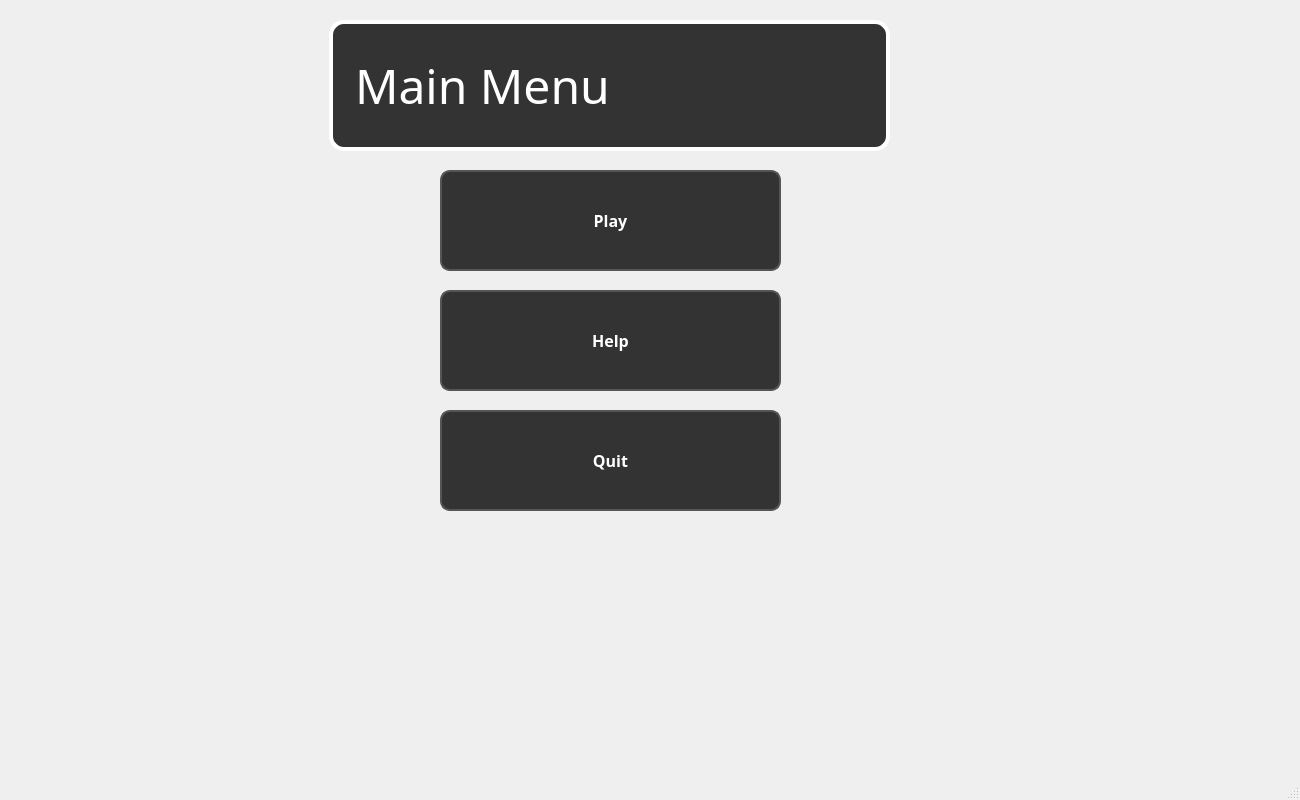
Before: the Qt Designer form mainwindow.ui in AhmedZ70/BitWise-EducationalApp, drawn with Qt 5.
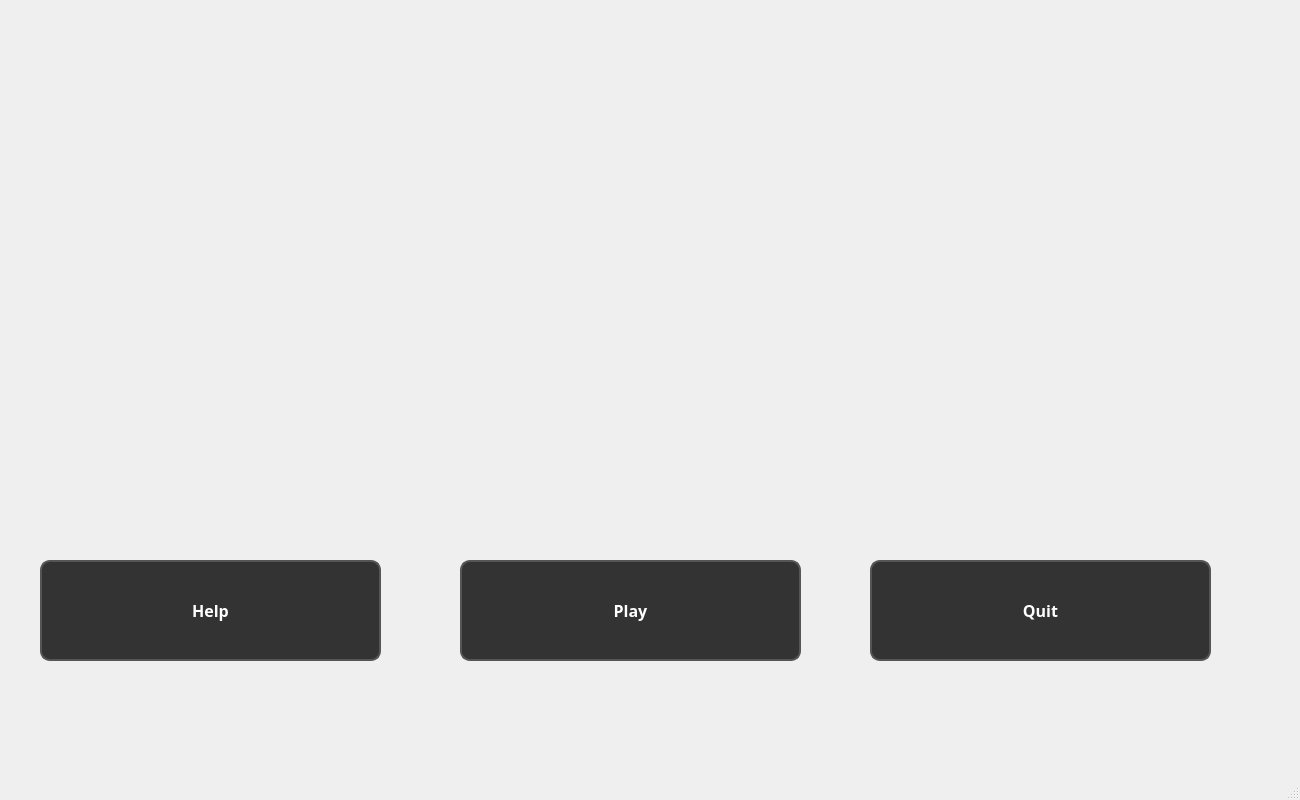
After: the same form once the commit is applied. Icons and pictures are not drawn.

Commit message: Added a new background for the main window

Patch:
```diff
--- a/mainwindow.ui
+++ b/mainwindow.ui
@@ -30,54 +30,11 @@
      <number>0</number>
     </property>
     <widget class="QWidget" name="page">
-     <widget class="QLabel" name="label">
-      <property name="geometry">
-       <rect>
-        <x>369</x>
-        <y>20</y>
-        <width>561</width>
-        <height>131</height>
-       </rect>
-      </property>
-      <property name="font">
-       <font>
-        <family>Press Start 2P</family>
-        <pointsize>-1</pointsize>
-       </font>
-      </property>
-      <property name="layoutDirection">
-       <enum>Qt::LeftToRight</enum>
-      </property>
-      <property name="styleSheet">
-       <string notr="true">QFrame {
-    border: 4px solid #FFFFFF; /* White border */
-    border-radius: 15px; /* Rounded corners for the frame */
-    background-color: #333333; /* Dark grey background which will serve as a border */
-    padding: 10px; /* Space between the border and the text */
-}
-
-QLabel {
-    color: #FFFFFF; /* White text */
-    font-family: 'Press Start 2P', cursive; /* Example font */
-    font-size: 48px; /* Adjust as needed */
-    qproperty-alignment: AlignCenter; /* Center text alignment */
-
-}
-
-</string>
-      </property>
-      <property name="text">
-       <string>Main Menu</string>
-      </property>
-      <property name="wordWrap">
-       <bool>false</bool>
-      </property>
-     </widget>
      <widget class="QPushButton" name="playButton">
       <property name="geometry">
        <rect>
-        <x>480</x>
-        <y>170</y>
+        <x>500</x>
+        <y>560</y>
         <width>341</width>
         <height>101</height>
        </rect>
@@ -118,8 +75,8 @@
      <widget class="QPushButton" name="helpButton">
       <property name="geometry">
        <rect>
-        <x>480</x>
-        <y>290</y>
+        <x>80</x>
+        <y>560</y>
         <width>341</width>
         <height>101</height>
        </rect>
@@ -160,8 +117,8 @@
      <widget class="QPushButton" name="quitButton">
       <property name="geometry">
        <rect>
-        <x>480</x>
-        <y>410</y>
+        <x>910</x>
+        <y>560</y>
         <width>341</width>
         <height>101</height>
        </rect>
```
Left out of the diff: 4 changed lines with no effect on the pictures. The commit also changes 3 other files.
